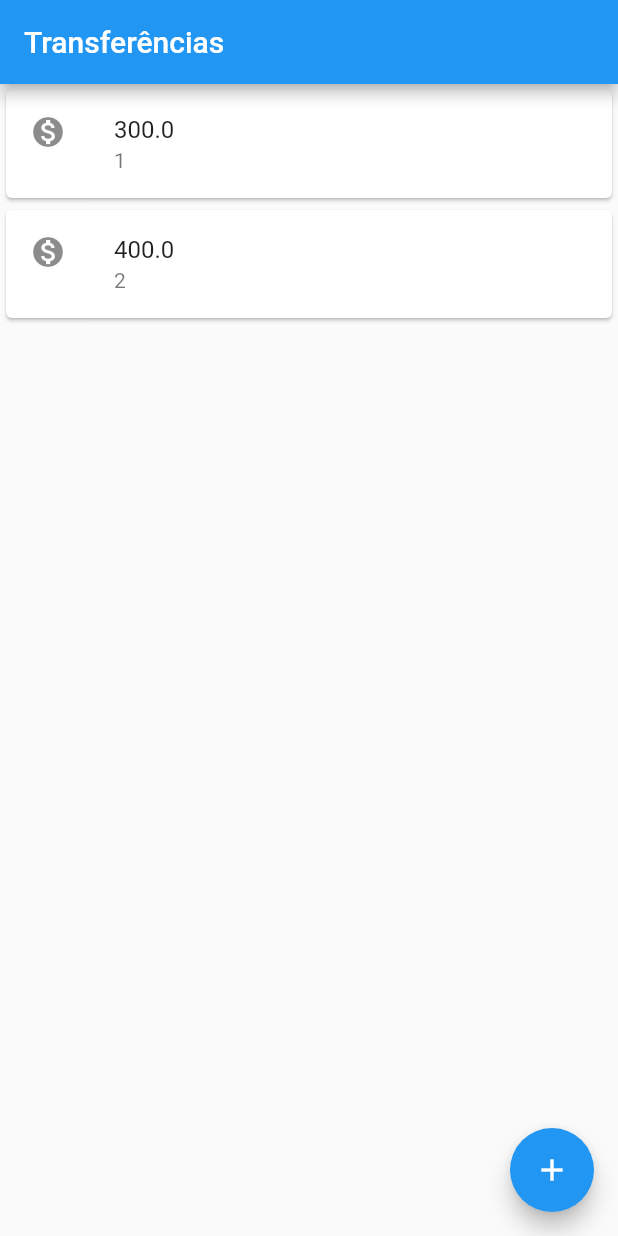
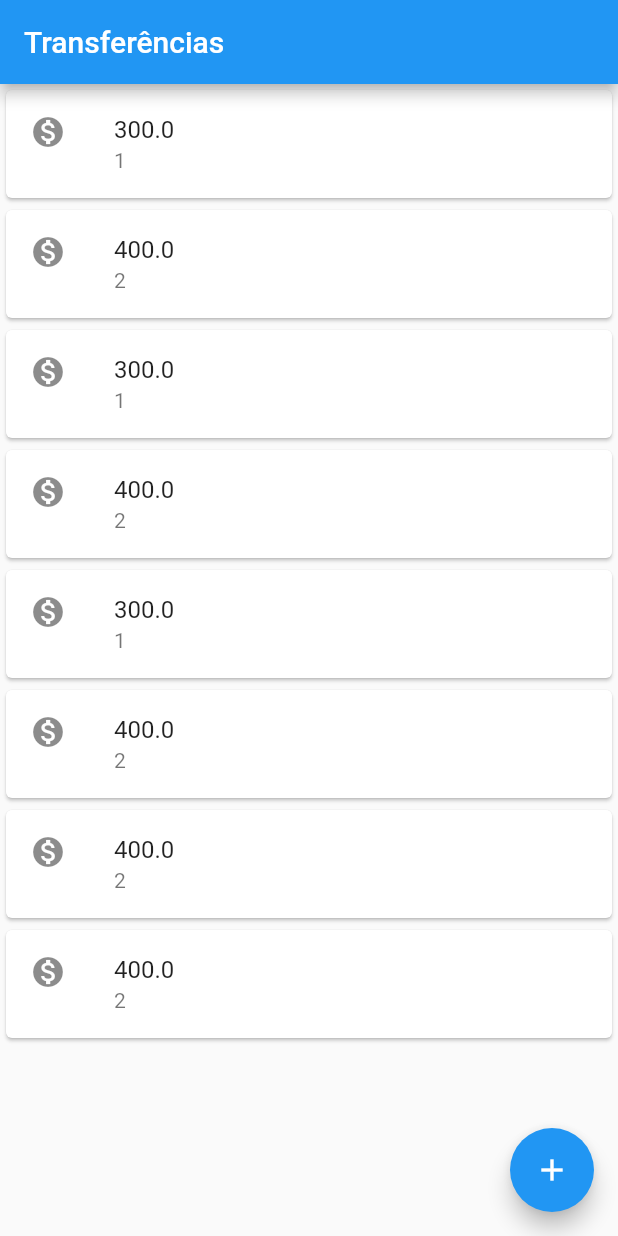
Before and after one commit to milenavms/byteBank, a Flutter app: the screen it shows after launch, on a phone screen of 412 x 824 dp. Run offline on Flutter 3.47's test engine with Material 2 defaults, Android fonts, the phone set to English and light mode, and no system bars.

Commit message:
Alterando o Column para ListView

```diff
--- a/lib/main.dart
+++ b/lib/main.dart
@@ -114,9 +114,15 @@ class ListaTransferencia extends StatelessWidget {
       appBar: AppBar(
         title: Text('Transferências'),
       ),
-      body: Column(
+      body: ListView(
         children: [
           ItemTransferencia(Transferencia(300.0, 01)),
+          ItemTransferencia(Transferencia(400.0, 02)),
+          ItemTransferencia(Transferencia(300.0, 01)),
+          ItemTransferencia(Transferencia(400.0, 02)),
+          ItemTransferencia(Transferencia(300.0, 01)),
+          ItemTransferencia(Transferencia(400.0, 02)),
+          ItemTransferencia(Transferencia(400.0, 02)),
           ItemTransferencia(Transferencia(400.0, 02)),
         ],
       ),
```
